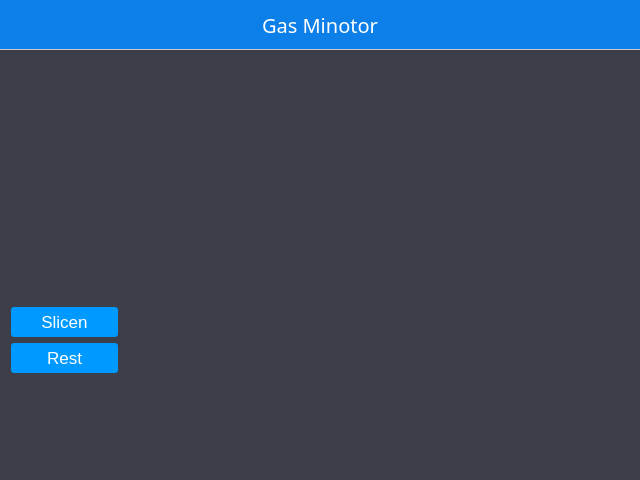
Qt form form/mainform.ui (kyyblabla/gas_check) before a commit.
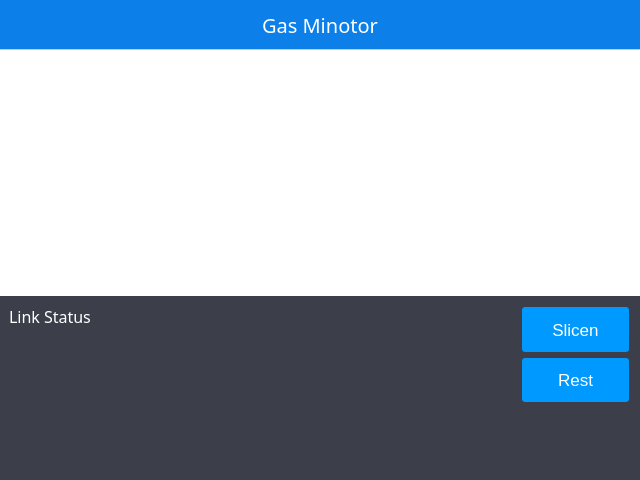
The same form after that commit. Custom widgets are drawn as their Qt base class.

```diff
--- a/form/mainform.ui
+++ b/form/mainform.ui
@@ -21,7 +21,8 @@
   </property>
   <property name="styleSheet">
    <string notr="true">QWidget#MainForm{
-	background-color:#3C3F4A;
+	/*background-color:#3C3F4A;*/
+	background-color:#fff;
 }
 
 *{
@@ -133,7 +134,7 @@
            <widget class="QWidget" name="widget_5" native="true">
             <property name="styleSheet">
              <string notr="true">QWidget#widget_5{ 
- 
+ 	color:#ccc;
 }</string>
             </property>
             <layout class="QHBoxLayout" name="horizontalLayout">
@@ -149,17 +150,83 @@
           <item>
            <widget class="QWidget" name="widget_6" native="true">
             <property name="styleSheet">
-             <string notr="true">QWidget#widget_4{ 
-	background-color: #353942;
-}</string>
+             <string notr="true">QWidget#widget_6{ 
+	background-color:#3C3F4A;
+    background-color:#E6ECF1;
+	background-color:#000;
+	background-color:#3C3F4A;
+}
+
+</string>
             </property>
-            <layout class="QHBoxLayout" name="horizontalLayout_2" stretch="0,1">
-             <property name="spacing">
-              <number>0</number>
-             </property>
+            <layout class="QHBoxLayout" name="horizontalLayout_2" stretch="1,0">
              <property name="margin">
               <number>0</number>
              </property>
+             <item>
+              <layout class="QVBoxLayout" name="verticalLayout_4">
+               <item>
+                <widget class="QWidget" name="widget_3" native="true">
+                 <layout class="QHBoxLayout" name="horizontalLayout_3">
+                  <property name="leftMargin">
+                   <number>9</number>
+                  </property>
+                  <property name="topMargin">
+                   <number>9</number>
+                  </property>
+                  <property name="rightMargin">
+                   <number>0</number>
+                  </property>
+                  <property name="bottomMargin">
+                   <number>9</number>
+                  </property>
+                  <item>
+                   <widget class="QLabel" name="label_4">
+                    <property name="font">
+                     <font>
+                      <family>微软雅黑</family>
+                      <pointsize>12</pointsize>
+                      <weight>50</weight>
+                      <italic>false</italic>
+                      <bold>false</bold>
+                     </font>
+                    </property>
+                    <property name="styleSheet">
+                     <string notr="true">font: 12pt &quot;微软雅黑&quot;;
+color:#fff;
+border-bottom-color:#fff;
+border-bottom-style:solid;
+border-bottom-width:1px;
+ </string>
+                    </property>
+                    <property name="text">
+                     <string>Link Status</string>
+                    </property>
+                   </widget>
+                  </item>
+                 </layout>
+                </widget>
+               </item>
+               <item>
+                <widget class="QWidget" name="widget_2" native="true">
+                 <layout class="QVBoxLayout" name="verticalLayout_3" stretch="1">
+                  <property name="spacing">
+                   <number>0</number>
+                  </property>
+                  <property name="topMargin">
+                   <number>0</number>
+                  </property>
+                  <property name="bottomMargin">
+                   <number>0</number>
+                  </property>
+                  <item>
+                   <widget class="LinkStatusWidget" name="widget_8" native="true"/>
+                  </item>
+                 </layout>
+                </widget>
+               </item>
+              </layout>
+             </item>
              <item>
               <widget class="QWidget" name="widget" native="true">
                <property name="styleSheet">
@@ -171,7 +238,7 @@
     padding:5px 30px 5px 30px;
 }</string>
                </property>
-               <layout class="QVBoxLayout" name="verticalLayout">
+               <layout class="QVBoxLayout" name="verticalLayout" stretch="2,2,3">
                 <item>
                  <widget class="QLabel" name="label_2">
                   <property name="text">
@@ -208,9 +275,6 @@
                </layout>
               </widget>
              </item>
-             <item>
-              <widget class="LinkStatusWidget" name="widget_8" native="true"/>
-             </item>
             </layout>
            </widget>
           </item>
```
Left out of the diff: 17 changed lines with no effect on the pictures.
